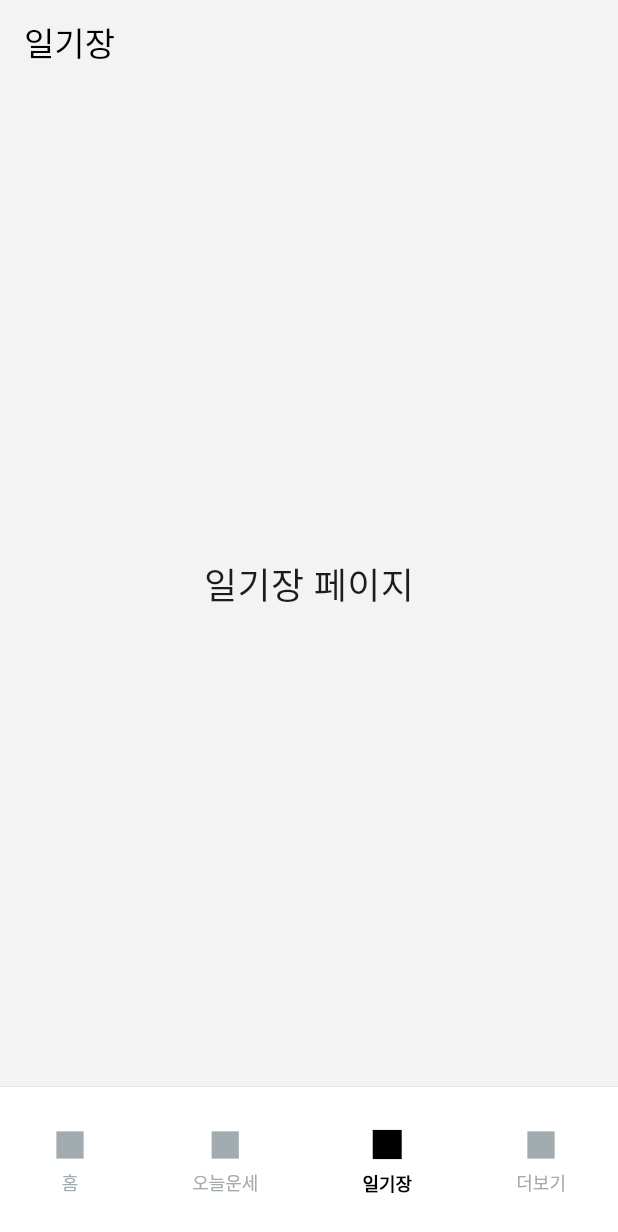
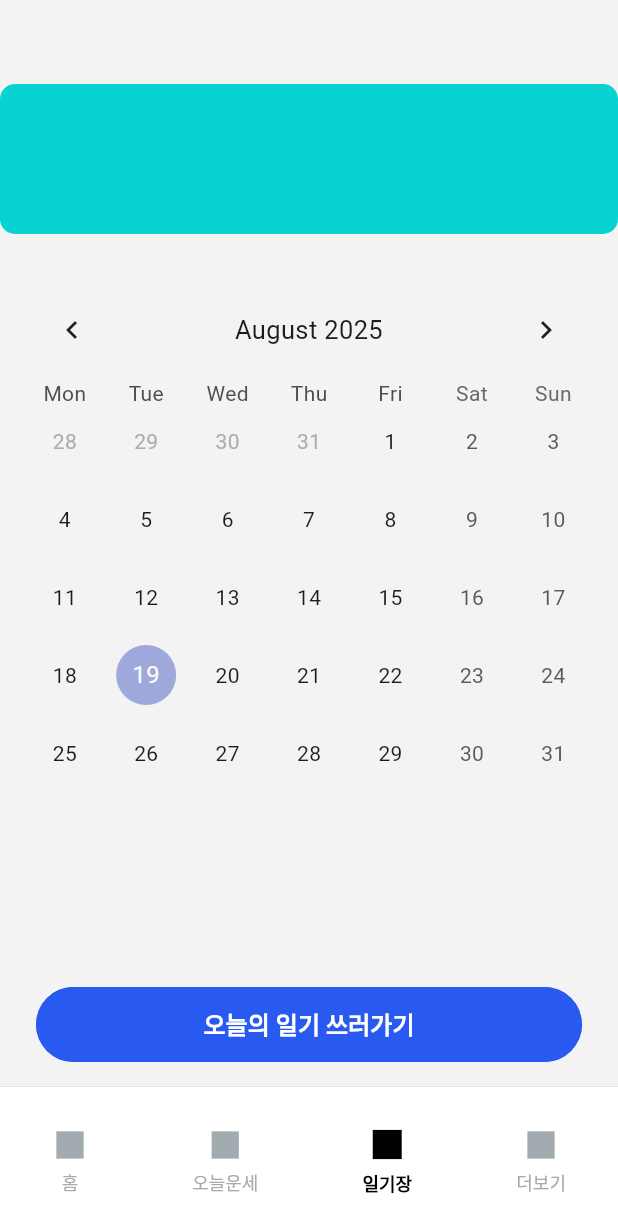
Before and after one commit to KhuongKayyyyy/nexacode_nora, a Flutter app: the screen it shows after launch, item 3 of the bottom bar chosen, on a phone screen of 412 x 824 dp. Shown: the top 1232 px of the screen. Run offline on Flutter 3.47's test engine with Material 3 defaults, Android fonts, the phone set to English and light mode, and no system bars; drawn by our look-alikes of table_calendar; our stand-ins replace cached_network_image, fluttertoast, get, lottie; Roboto replaces fonts that are missing (Pretendard).

Commit message:
added with dairy writing

```diff
--- /dev/null
+++ b/lib/components/PlaceHolder.dart
@@ -0,0 +1,20 @@
+import "package:flutter/material.dart";
+import "package:nora/constants/ColorConstants.dart";
+
+class PlaceHolder extends StatelessWidget {
+  final double width;
+  final double height;
+  const PlaceHolder({super.key, required this.width, required this.height});
+
+  @override
+  Widget build(BuildContext context) {
+    return Container(
+      width: width,
+      height: height,
+      decoration: BoxDecoration(
+        color: ColorConstants.color08d2d2,
+        borderRadius: BorderRadius.circular(10),
+      ),
+    );
+  }
+}
--- a/lib/constants/RouteName.dart
+++ b/lib/constants/RouteName.dart
@@ -1,11 +1,17 @@
 class RouteName {
+  // Main
   static const home = "/home";
   static const todayFortune = "/todayFortune";
   static const diary = "/diary";
   static const more = "/more";
-  static const homeDetail = "/homeDetail";
+
+  // Landing Page
   static const landingPage = "/landingPage";
 
+  // Home
+  static const homeDetail = "/homeDetail";
+
+  // More
   static const moreFee = "/moreFee";
   static const moreNoticeSetting = "/moreNoticeSetting";
   static const morePersonalInformation = "/morePersonalInformation";
@@ -17,5 +23,11 @@ class RouteName {
   static const moreContactDeveloper = "/moreContactDeveloper";
   static const moreSendMessage = "/moreSendMessage";
   static const moreDeleteAccount = "/moreDeleteAccount";
+
+  // Today Fortune
   static const todayFortuneResult = "/todayFortuneResult";
+
+  // Diary
+  static const diaryLandingPage = "/diaryLandingPage";
+  static const writeDiaryPage = "/writeDiaryPage";
 }
--- a/lib/navs/diary_nav.dart
+++ b/lib/navs/diary_nav.dart
@@ -1,15 +1,35 @@
 import 'package:flutter/material.dart';
+import 'package:get/get.dart';
+import 'package:nora/constants/NavIds.dart';
+import 'package:nora/constants/RouteName.dart';
+import 'package:nora/screens/diary/diaray_landing_page.dart';
+import 'package:nora/screens/diary/write_diary_page.dart';
 
 class DiaryNav extends StatelessWidget {
   const DiaryNav({super.key});
 
   @override
   Widget build(BuildContext context) {
-    return Scaffold(
-      appBar: AppBar(title: Text('일기장')),
-      body: Center(
-        child: Text('일기장 페이지', style: TextStyle(fontSize: 24)),
-      ),
+    return Navigator(
+      key: Get.nestedKey(NavIds.diary),
+      onGenerateRoute: (settings) {
+        if (settings.name == RouteName.diaryLandingPage) {
+          return GetPageRoute(
+            settings: settings,
+            page: () => DiarayLandingPage(),
+          );
+        } else if (settings.name == RouteName.writeDiaryPage) {
+          return GetPageRoute(
+            settings: settings,
+            page: () =>
+                WriteDiaryPage(selectedDay: settings.arguments as DateTime),
+          );
+        }
+        return GetPageRoute(
+          settings: settings,
+          page: () => DiarayLandingPage(),
+        );
+      },
     );
   }
 }
--- /dev/null
+++ b/lib/screens/diary/diaray_landing_page.dart
@@ -0,0 +1,71 @@
+import 'package:flutter/material.dart';
+import 'package:get/get.dart';
+import 'package:get/get_core/src/get_main.dart';
+import 'package:nora/application/utils/extension/extensions.dart';
+import 'package:nora/components/AppButton.dart';
+import 'package:nora/components/PlaceHolder.dart';
+import 'package:nora/constants/NavIds.dart';
+import 'package:nora/constants/RouteName.dart';
+import 'package:table_calendar/table_calendar.dart';
+
+class DiarayLandingPage extends StatefulWidget {
+  const DiarayLandingPage({super.key});
+
+  @override
+  State<DiarayLandingPage> createState() => _DiarayLandingPageState();
+}
+
+class _DiarayLandingPageState extends State<DiarayLandingPage> {
+  DateTime _focusedDay = DateTime.now();
+  DateTime? _selectedDay;
+
+  @override
+  Widget build(BuildContext context) {
+    return Column(
+      children: [
+        kToolbarHeight.y,
+        PlaceHolder(width: double.infinity, height: 100),
+        16.y,
+        Padding(
+          padding: const EdgeInsets.all(16.0),
+          child: TableCalendar(
+            firstDay: DateTime.utc(2020, 1, 1),
+            lastDay: DateTime.utc(2030, 12, 31),
+            focusedDay: _focusedDay,
+            selectedDayPredicate: (day) {
+              return isSameDay(_selectedDay, day);
+            },
+            onDaySelected: (selectedDay, focusedDay) {
+              setState(() {
+                _selectedDay = selectedDay;
+                _focusedDay = focusedDay;
+              });
+            },
+            calendarFormat: CalendarFormat.month,
+            startingDayOfWeek: StartingDayOfWeek.monday,
+            headerStyle: const HeaderStyle(
+              formatButtonVisible: false,
+              titleCentered: true,
+            ),
+          ),
+        ),
+        Spacer(),
+        AppButton(
+          text: '오늘의 일기 쓰러가기',
+          onTap: () {
+            if (_selectedDay != null) {
+              Get.toNamed(
+                RouteName.writeDiaryPage,
+                arguments: _selectedDay,
+                id: NavIds.diary,
+              );
+            } else {
+              Get.snackbar('오늘의 일기 쓰러가기', '오늘의 일기를 쓰러가기 전에 날짜를 선택해주세요.');
+            }
+          },
+        ),
+        16.y,
+      ],
+    );
+  }
+}
--- a/pubspec.yaml
+++ b/pubspec.yaml
@@ -41,6 +41,7 @@ dependencies:
   dots_indicator: ^4.0.1
   fluttertoast: ^8.2.12
   intl: ^0.20.2
+  table_calendar: ^3.2.0
 
 dev_dependencies:
   flutter_test:
```
Also changed, not shown: lib/screens/diary/write_diary_page.dart (added, +385 -0 lines), pubspec.lock.
